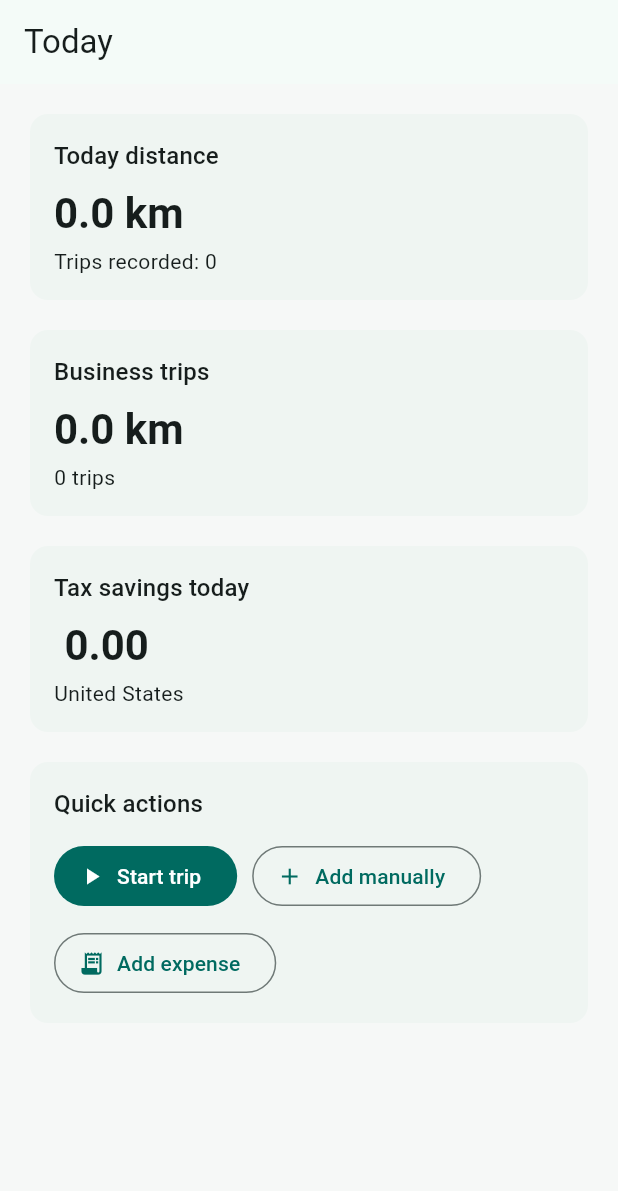
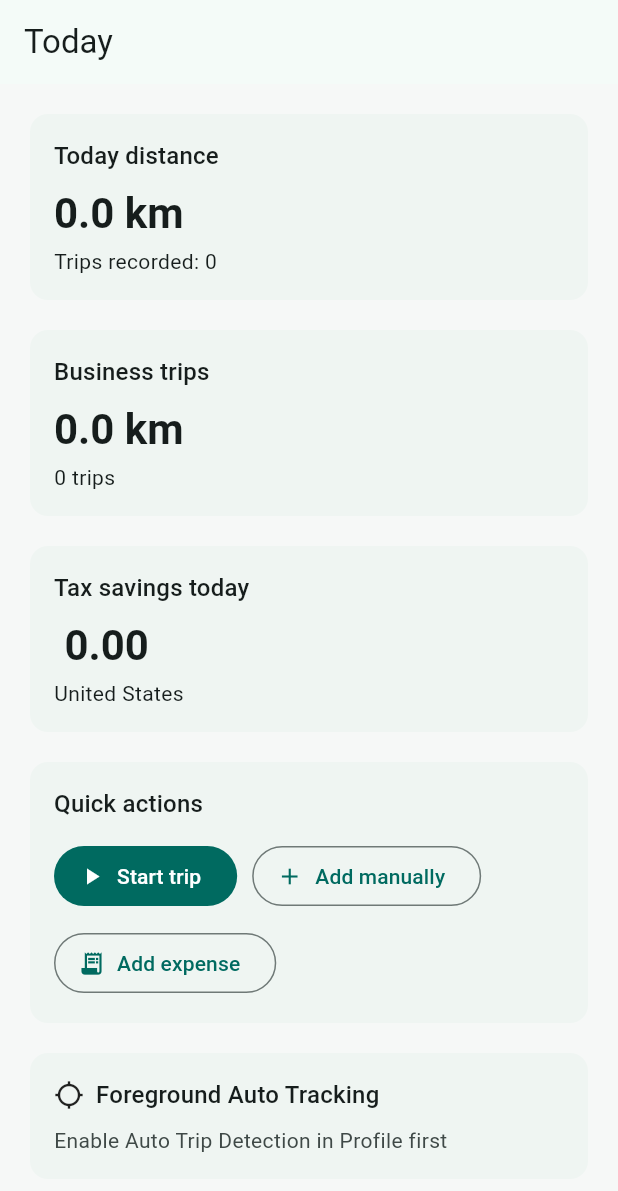
Before and after one commit to MarV-IT/Route-Mint-App, a Flutter app: the TodayScreen screen opened directly with empty values, on a phone screen of 412 x 824 dp. Shown: the top 1191 px of the screen. Run offline on Flutter 3.47's test engine with Material 3 defaults, Android fonts, the light colour scheme and no system bars; our stand-ins replace file_picker, geolocator, pdf, printing, shared_preferences; accounts and stored records are empty.

Commit message:
Add minimum distance threshold for foreground tracking

```diff
--- a/lib/core/localization/app_strings.dart
+++ b/lib/core/localization/app_strings.dart
@@ -620,6 +620,116 @@ class AppStrings {
         uk: 'Автоматично',          fa: 'خودکار',
       );
 
+  // ─── Foreground Auto Tracking ─────────────────────────────────────────────
+
+  String get foregroundTracking => _value(
+        en: 'Foreground Auto Tracking',
+        es: 'Seguimiento automático',
+        fr: 'Suivi automatique',
+        ru: 'Авто-отслеживание',
+        uk: 'Авто-відстеження',
+        fa: 'ردیابی خودکار',
+      );
+
+  String get startTracking => _value(
+        en: 'Start Tracking',
+        es: 'Iniciar seguimiento',
+        fr: 'Démarrer le suivi',
+        ru: 'Начать отслеживание',
+        uk: 'Почати відстеження',
+        fa: 'شروع ردیابی',
+      );
+
+  String get stopTracking => _value(
+        en: 'Stop Tracking',
+        es: 'Detener seguimiento',
+        fr: 'Arrêter le suivi',
+        ru: 'Остановить',
+        uk: 'Зупинити',
+        fa: 'توقف ردیابی',
+      );
+
+  String get trackingKeepAppOpen => _value(
+        en: 'Tracking… keep the app open',
+        es: 'Rastreando… mantén la app abierta',
+        fr: "Suivi… gardez l'app ouverte",
+        ru: 'Отслеживание… держите приложение открытым',
+        uk: 'Відстеження… тримайте додаток відкритим',
+        fa: 'در حال ردیابی… برنامه را باز نگه دارید',
+      );
+
+  String get notTracking => _value(
+        en: 'Not tracking',
+        es: 'Sin rastreo',
+        fr: 'Pas de suivi',
+        ru: 'Не отслеживается',
+        uk: 'Не відстежується',
+        fa: 'بدون ردیابی',
+      );
+
+  String get locationPermissionRequired => _value(
+        en: 'Location permission required',
+        es: 'Se requiere permiso de ubicación',
+        fr: 'Permission de localisation requise',
+        ru: 'Требуется разрешение на геолокацию',
+        uk: 'Потрібен дозвіл на геолокацію',
+        fa: 'مجوز موقعیت مکانی لازم است',
+      );
+
+  String get locationServicesDisabled => _value(
+        en: 'Location services disabled',
+        es: 'Servicios de ubicación desactivados',
+        fr: 'Services de localisation désactivés',
+        ru: 'Службы геолокации отключены',
+        uk: 'Служби геолокації вимкнено',
+        fa: 'سرویس‌های موقعیت‌یابی غیرفعال است',
+      );
+
+  String get notEnoughMovementDetected => _value(
+        en: 'Not enough movement detected',
+        es: 'Movimiento insuficiente detectado',
+        fr: 'Mouvement insuffisant détecté',
+        ru: 'Недостаточно движения',
+        uk: 'Недостатньо руху',
+        fa: 'حرکت کافی شناسایی نشد',
+      );
+
+  String get detectedTripSavedForReview => _value(
+        en: 'Detected trip saved for review',
+        es: 'Viaje detectado guardado para revisión',
+        fr: 'Trajet détecté enregistré pour vérification',
+        ru: 'Обнаруженная поездка сохранена для проверки',
+        uk: 'Виявлену поїздку збережено для перевірки',
+        fa: 'سفر شناسایی شده برای بررسی ذخیره شد',
+      );
+
+  String get enableAutoDetectionFirst => _value(
+        en: 'Enable Auto Trip Detection in Profile first',
+        es: 'Activa la detección automática en Perfil primero',
+        fr: "Activez la détection automatique dans Profil d'abord",
+        ru: 'Сначала включите Авто-определение поездок в Профиле',
+        uk: 'Спочатку увімкніть Авто-виявлення поїздок у Профілі',
+        fa: 'ابتدا تشخیص خودکار سفر را در پروفایل فعال کنید',
+      );
+
+  String get detectedStart => _value(
+        en: 'Detected start',
+        es: 'Inicio detectado',
+        fr: 'Départ détecté',
+        ru: 'Определённое начало',
+        uk: 'Виявлений старт',
+        fa: 'شروع شناسایی شده',
+      );
+
+  String get detectedEnd => _value(
+        en: 'Detected end',
+        es: 'Fin detectado',
+        fr: 'Arrivée détectée',
+        ru: 'Определённый конец',
+        uk: 'Виявлений кінець',
+        fa: 'پایان شناسایی شده',
+      );
+
   String get workModeOverridesCategory => _value(
         en: 'Work Mode overrides your category selection.',
         es: 'El modo trabajo reemplaza tu selección de categoría.',
--- /dev/null
+++ b/lib/core/location/location_permission_service.dart
@@ -0,0 +1,29 @@
+import 'package:geolocator/geolocator.dart';
+
+enum LocationPermissionStatus {
+  granted,
+  denied,
+  permanentlyDenied,
+  serviceDisabled,
+}
+
+class LocationPermissionService {
+  Future<LocationPermissionStatus> checkAndRequest() async {
+    final serviceEnabled = await Geolocator.isLocationServiceEnabled();
+    if (!serviceEnabled) return LocationPermissionStatus.serviceDisabled;
+
+    var permission = await Geolocator.checkPermission();
+    if (permission == LocationPermission.denied) {
+      permission = await Geolocator.requestPermission();
+    }
+
+    switch (permission) {
+      case LocationPermission.denied:
+        return LocationPermissionStatus.denied;
+      case LocationPermission.deniedForever:
+        return LocationPermissionStatus.permanentlyDenied;
+      default:
+        return LocationPermissionStatus.granted;
+    }
+  }
+}
--- /dev/null
+++ b/lib/features/today/foreground_tracking_card.dart
@@ -0,0 +1,190 @@
+import 'package:flutter/material.dart';
+import '../../core/localization/app_strings.dart';
+import '../../core/location/geolocator_tracking_provider.dart';
+import '../../core/location/location_permission_service.dart';
+import '../../core/preferences/user_preferences.dart';
+import '../../features/trips/models/trip.dart';
+import '../../features/trips/services/trip_service.dart';
+
+// Minimum total displacement in meters for a trip to be saved.
+const double _minTripMeters = 20;
+
+class ForegroundTrackingCard extends StatefulWidget {
+  const ForegroundTrackingCard({
+    super.key,
+    required this.strings,
+    required this.preferences,
+    required this.onTripSaved,
+  });
+
+  final AppStrings strings;
+  final UserPreferences preferences;
+  final VoidCallback onTripSaved;
+
+  @override
+  State<ForegroundTrackingCard> createState() => _ForegroundTrackingCardState();
+}
+
+class _ForegroundTrackingCardState extends State<ForegroundTrackingCard> {
+  final _permissionService = LocationPermissionService();
+  final _tripService = TripService();
+
+  bool _isTracking = false;
+  String? _errorMessage;
+
+  @override
+  void initState() {
+    super.initState();
+    _isTracking = appTrackingService.isTracking;
+  }
+
+  Future<void> _handleStart() async {
+    final status = await _permissionService.checkAndRequest();
+
+    switch (status) {
+      case LocationPermissionStatus.granted:
+        appTrackingService.startTracking();
+        if (mounted) {
+          setState(() {
+            _isTracking = true;
+            _errorMessage = null;
+          });
+        }
+      case LocationPermissionStatus.denied:
+      case LocationPermissionStatus.permanentlyDenied:
+        if (mounted) {
+          setState(
+            () => _errorMessage = widget.strings.locationPermissionRequired,
+          );
+        }
+      case LocationPermissionStatus.serviceDisabled:
+        if (mounted) {
+          setState(
+            () => _errorMessage = widget.strings.locationServicesDisabled,
+          );
+        }
+    }
+  }
+
+  Future<void> _handleStop() async {
+    final result = await appTrackingService.stopTracking();
+
+    if (!mounted) return;
+
+    setState(() => _isTracking = false);
+
+    if (result == null || result.distanceKm * 1000 < _minTripMeters) {
+      setState(
+        () => _errorMessage = widget.strings.notEnoughMovementDetected,
+      );
+      return;
+    }
+
+    setState(() => _errorMessage = null);
+
+    final start = result.points.first;
+    final end = result.points.last;
+
+    final trip = Trip(
+      id: DateTime.now().millisecondsSinceEpoch.toString(),
+      from: widget.strings.detectedStart,
+      to: widget.strings.detectedEnd,
+      distance: result.distanceKm,
+      category: 'personal',
+      date: result.startedAt,
+      detectionMode: TripDetectionMode.automatic,
+      reviewStatus: TripReviewStatus.needsReview,
+      startTime: result.startedAt,
+      endTime: result.endedAt,
+      startLatitude: start.latitude,
+      startLongitude: start.longitude,
+      endLatitude: end.latitude,
+      endLongitude: end.longitude,
+    );
+
+    await _tripService.addTrip(trip);
+
+    if (!mounted) return;
+
+    widget.onTripSaved();
+
+    ScaffoldMessenger.of(context).showSnackBar(
+      SnackBar(content: Text(widget.strings.detectedTripSavedForReview)),
+    );
+  }
+
+  @override
+  Widget build(BuildContext context) {
+    final strings = widget.strings;
+    final autoEnabled = widget.preferences.autoTripDetectionEnabled;
+    final colorScheme = Theme.of(context).colorScheme;
+
+    final (statusText, statusColor) = switch (true) {
+      _ when !autoEnabled => (
+          strings.enableAutoDetectionFirst,
+          colorScheme.onSurfaceVariant,
+        ),
+      _ when _isTracking => (
+          strings.trackingKeepAppOpen,
+          colorScheme.primary,
+        ),
+      _ when _errorMessage != null => (
+          _errorMessage!,
+          colorScheme.error,
+        ),
+      _ => (strings.notTracking, colorScheme.onSurfaceVariant),
+    };
+
+    return Card(
+      elevation: 0,
+      child: Padding(
+        padding: const EdgeInsets.all(16),
+        child: Column(
+          crossAxisAlignment: CrossAxisAlignment.start,
+          children: [
+            Row(
+              children: [
+                Icon(
+                  _isTracking ? Icons.gps_fixed : Icons.gps_not_fixed,
+                  size: 20,
+                  color: _isTracking ? colorScheme.primary : null,
+                ),
+                const SizedBox(width: 8),
+                Text(
+                  strings.foregroundTracking,
+                  style: Theme.of(context).textTheme.titleMedium,
+                ),
+              ],
+            ),
+            const SizedBox(height: 8),
+            Text(
+              statusText,
+              style: Theme.of(context).textTheme.bodyMedium?.copyWith(
+                    color: statusColor,
+                  ),
+            ),
+            if (autoEnabled) ...[
+              const SizedBox(height: 12),
+              if (_isTracking)
+                FilledButton.icon(
+                  onPressed: _handleStop,
+                  icon: const Icon(Icons.stop),
+                  label: Text(strings.stopTracking),
+                  style: FilledButton.styleFrom(
+                    backgroundColor: colorScheme.error,
+                    foregroundColor: colorScheme.onError,
+                  ),
+                )
+              else
+                FilledButton.icon(
+                  onPressed: _handleStart,
+                  icon: const Icon(Icons.gps_fixed),
+                  label: Text(strings.startTracking),
+                ),
+            ],
+          ],
+        ),
+      ),
+    );
+  }
+}
--- a/lib/features/today/today_screen.dart
+++ b/lib/features/today/today_screen.dart
@@ -9,6 +9,7 @@ import '../../shared/widgets/summary_card.dart';
 import '../../app/app.dart';
 import '../trips/models/trip.dart';
 import '../trips/services/trip_service.dart';
+import 'foreground_tracking_card.dart';
 
 class TodayScreen extends StatefulWidget {
   final AppStrings strings;
@@ -131,6 +132,12 @@ class _TodayScreenState extends State<TodayScreen> {
             onAddManually: widget.onAddManually,
             onAddExpense: widget.onAddExpense,
           ),
+          const SizedBox(height: 12),
+          ForegroundTrackingCard(
+            strings: widget.strings,
+            preferences: widget.preferences,
+            onTripSaved: _loadTrips,
+          ),
         ],
       ),
     );
--- a/lib/features/trips/edit_trip_screen.dart
+++ b/lib/features/trips/edit_trip_screen.dart
@@ -209,7 +209,7 @@ class _EditTripScreenState extends State<EditTripScreen> {
           ),
           const SizedBox(height: 12),
           DropdownButtonFormField<String>(
-            value: _selectedCategory,
+            initialValue: _selectedCategory,
             items: [
               DropdownMenuItem(value: 'business', child: Text(s.business)),
               DropdownMenuItem(value: 'personal', child: Text(s.personal)),
--- a/lib/features/trips/models/trip.dart
+++ b/lib/features/trips/models/trip.dart
@@ -18,6 +18,10 @@ class Trip {
   final TripReviewStatus reviewStatus;
   final DateTime? startTime;
   final DateTime? endTime;
+  final double? startLatitude;
+  final double? startLongitude;
+  final double? endLatitude;
+  final double? endLongitude;
 
   const Trip({
     required this.id,
@@ -35,6 +39,10 @@ class Trip {
     this.reviewStatus = TripReviewStatus.reviewed,
     this.startTime,
     this.endTime,
+    this.startLatitude,
+    this.startLongitude,
+    this.endLatitude,
+    this.endLongitude,
   });
 
   Map<String, dynamic> toJson() => {
@@ -53,6 +61,10 @@ class Trip {
     'reviewStatus': reviewStatus.name,
     'startTime': startTime?.toIso8601String(),
     'endTime': endTime?.toIso8601String(),
+    'startLatitude': startLatitude,
+    'startLongitude': startLongitude,
+    'endLatitude': endLatitude,
+    'endLongitude': endLongitude,
   };
 
   factory Trip.fromJson(Map<String, dynamic> json) {
@@ -83,6 +95,10 @@ class Trip {
       endTime: json['endTime'] is String
           ? DateTime.tryParse(json['endTime'] as String)
           : null,
+      startLatitude: _doubleOrNull(json['startLatitude']),
+      startLongitude: _doubleOrNull(json['startLongitude']),
+      endLatitude: _doubleOrNull(json['endLatitude']),
+      endLongitude: _doubleOrNull(json['endLongitude']),
     );
   }
 
@@ -102,6 +118,10 @@ class Trip {
     TripReviewStatus? reviewStatus,
     Object? startTime = _sentinel,
     Object? endTime = _sentinel,
+    Object? startLatitude = _sentinel,
+    Object? startLongitude = _sentinel,
+    Object? endLatitude = _sentinel,
+    Object? endLongitude = _sentinel,
   }) => Trip(
     id: id ?? this.id,
     from: from ?? this.from,
@@ -122,6 +142,18 @@ class Trip {
     reviewStatus: reviewStatus ?? this.reviewStatus,
     startTime: startTime == _sentinel ? this.startTime : startTime as DateTime?,
     endTime: endTime == _sentinel ? this.endTime : endTime as DateTime?,
+    startLatitude: startLatitude == _sentinel
+        ? this.startLatitude
+        : startLatitude as double?,
+    startLongitude: startLongitude == _sentinel
+        ? this.startLongitude
+        : startLongitude as double?,
+    endLatitude: endLatitude == _sentinel
+        ? this.endLatitude
+        : endLatitude as double?,
+    endLongitude: endLongitude == _sentinel
+        ? this.endLongitude
+        : endLongitude as double?,
   );
 
   @override
@@ -145,3 +177,5 @@ const Object _sentinel = Object();
 String? _stringOrNull(Object? value) => value is String ? value : null;
 
 double _doubleOrDefault(Object? value) => value is num ? value.toDouble() : 0;
+
+double? _doubleOrNull(Object? value) => value is num ? value.toDouble() : null;
--- a/pubspec.yaml
+++ b/pubspec.yaml
@@ -38,6 +38,7 @@ dependencies:
   pdf: ^3.12.0
   printing: ^5.14.3
   file_picker: ^8.0.0
+  geolocator: ^13.0.2
 
 dev_dependencies:
   flutter_test:
```
Also changed, not shown: lib/core/location/foreground_trip_tracking_service.dart (added, +54 -0 lines), lib/core/location/geolocator_tracking_provider.dart (added, +26 -0 lines), lib/core/location/tracking_result.dart (added, +93 -0 lines), pubspec.lock, 6 other files.
